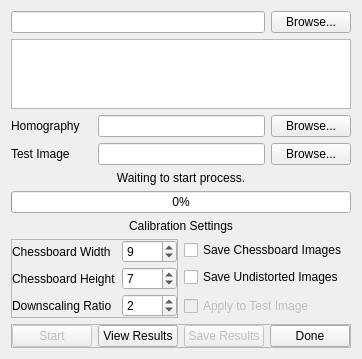
Before: the Qt Designer form gui/dialogCameraCalibration.ui in Spinarakk/defectmonitor, drawn with Qt 5.
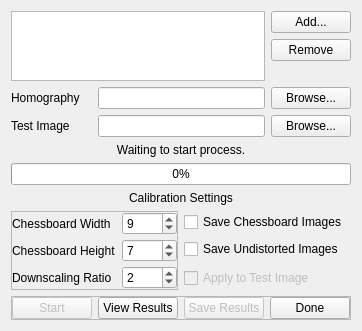
After: the same form once the commit is applied.

Commit message: - Moved a few of the functions around, most prominantly the multithreading functions - Created a camera stress test dialog window to repeatedly capture and save images with the camera - Added additional notification option to send error notification to developer if camera or switch has been disconnected during build - Added setting the notification sending email address and password to the Preferences dialog window - Turned some of the dialog windows into modal windows mostly to prevent the user from messing up save files - Fixed an issue with opening builds in regards to the json files

```diff
--- a/gui/dialogCameraCalibration.ui
+++ b/gui/dialogCameraCalibration.ui
@@ -7,14 +7,14 @@
     <x>0</x>
     <y>0</y>
     <width>338</width>
-    <height>350</height>
+    <height>321</height>
    </rect>
   </property>
   <property name="windowTitle">
    <string>Camera Calibration</string>
   </property>
   <layout class="QGridLayout" name="gridLayout">
-   <item row="11" column="0" colspan="4">
+   <item row="12" column="0" colspan="4">
     <widget class="QFrame" name="frameButtons">
      <property name="sizePolicy">
       <sizepolicy hsizetype="Preferred" vsizetype="Fixed">
@@ -78,154 +78,7 @@
      </layout>
     </widget>
    </item>
-   <item row="2" column="3">
-    <widget class="QPushButton" name="pushBrowseHI">
-     <property name="sizePolicy">
-      <sizepolicy hsizetype="Fixed" vsizetype="Fixed">
-       <horstretch>0</horstretch>
-       <verstretch>0</verstretch>
-      </sizepolicy>
-     </property>
-     <property name="text">
-      <string>Browse...</string>
-     </property>
-    </widget>
-   </item>
-   <item row="1" column="0" colspan="4">
-    <widget class="QListWidget" name="listImages">
-     <property name="toolTip">
-      <string>List of calibration images found in the above folder.</string>
-     </property>
-    </widget>
-   </item>
-   <item row="3" column="1" colspan="2">
-    <widget class="QLineEdit" name="lineTestImage">
-     <property name="focusPolicy">
-      <enum>Qt::ClickFocus</enum>
-     </property>
-     <property name="toolTip">
-      <string>Image used to test the calculated calibration results.</string>
-     </property>
-     <property name="readOnly">
-      <bool>true</bool>
-     </property>
-    </widget>
-   </item>
-   <item row="6" column="0" colspan="4">
-    <widget class="QLabel" name="labelCalibrationSettings">
-     <property name="font">
-      <font>
-       <weight>50</weight>
-       <bold>false</bold>
-      </font>
-     </property>
-     <property name="text">
-      <string>Calibration Settings</string>
-     </property>
-     <property name="alignment">
-      <set>Qt::AlignCenter</set>
-     </property>
-    </widget>
-   </item>
-   <item row="2" column="1" colspan="2">
-    <widget class="QLineEdit" name="lineHomographyImage">
-     <property name="focusPolicy">
-      <enum>Qt::ClickFocus</enum>
-     </property>
-     <property name="toolTip">
-      <string>Image used to calculate the homography matrix.</string>
-     </property>
-     <property name="readOnly">
-      <bool>true</bool>
-     </property>
-    </widget>
-   </item>
-   <item row="2" column="0">
-    <widget class="QLabel" name="labelHomographyImage">
-     <property name="font">
-      <font>
-       <weight>50</weight>
-       <bold>false</bold>
-      </font>
-     </property>
-     <property name="toolTip">
-      <string>Image used to calculate the homography matrix.</string>
-     </property>
-     <property name="text">
-      <string>Homography</string>
-     </property>
-    </widget>
-   </item>
-   <item row="5" column="0" colspan="4">
-    <widget class="QProgressBar" name="progressBar">
-     <property name="value">
-      <number>0</number>
-     </property>
-     <property name="alignment">
-      <set>Qt::AlignCenter</set>
-     </property>
-     <property name="textVisible">
-      <bool>true</bool>
-     </property>
-     <property name="invertedAppearance">
-      <bool>false</bool>
-     </property>
-    </widget>
-   </item>
-   <item row="3" column="0">
-    <widget class="QLabel" name="labelTestImage">
-     <property name="font">
-      <font>
-       <weight>50</weight>
-       <bold>false</bold>
-      </font>
-     </property>
-     <property name="toolTip">
-      <string>Image used to test the calculated calibration results.</string>
-     </property>
-     <property name="text">
-      <string>Test Image</string>
-     </property>
-    </widget>
-   </item>
-   <item row="0" column="3">
-    <widget class="QPushButton" name="pushBrowseF">
-     <property name="text">
-      <string>Browse...</string>
-     </property>
-    </widget>
-   </item>
-   <item row="3" column="3">
-    <widget class="QPushButton" name="pushBrowseTI">
-     <property name="text">
-      <string>Browse...</string>
-     </property>
-    </widget>
-   </item>
-   <item row="4" column="0" colspan="4">
-    <widget class="QLabel" name="labelStatus">
-     <property name="text">
-      <string>Waiting to start process.</string>
-     </property>
-     <property name="alignment">
-      <set>Qt::AlignCenter</set>
-     </property>
-    </widget>
-   </item>
-   <item row="0" column="0" colspan="3">
-    <widget class="QLineEdit" name="lineCalibrationFolder">
-     <property name="focusPolicy">
-      <enum>Qt::ClickFocus</enum>
-     </property>
-     <property name="toolTip">
-      <string>Folder containing calibration images.</string>
-     </property>
-     <property name="readOnly">
-      <bool>true</bool>
-     </property>
-    </widget>
-   </item>
-   <item row="8" column="0" rowspan="3" colspan="2">
+   <item row="9" column="0" rowspan="3" colspan="2">
     <widget class="QFrame" name="frameCalibrationSettings">
      <property name="frameShape">
       <enum>QFrame::StyledPanel</enum>
@@ -348,7 +201,153 @@
      </layout>
     </widget>
    </item>
+   <item row="3" column="3">
+    <widget class="QPushButton" name="pushBrowseHI">
+     <property name="text">
+      <string>Browse...</string>
+     </property>
+    </widget>
+   </item>
+   <item row="7" column="0" colspan="4">
+    <widget class="QLabel" name="labelCalibrationSettings">
+     <property name="font">
+      <font>
+       <weight>50</weight>
+       <bold>false</bold>
+      </font>
+     </property>
+     <property name="text">
+      <string>Calibration Settings</string>
+     </property>
+     <property name="alignment">
+      <set>Qt::AlignCenter</set>
+     </property>
+    </widget>
+   </item>
+   <item row="9" column="2" colspan="2">
+    <widget class="QCheckBox" name="checkSaveC">
+     <property name="font">
+      <font>
+       <weight>50</weight>
+       <bold>false</bold>
+      </font>
+     </property>
+     <property name="toolTip">
+      <string>Check to save drawn chessboard corner calibration images to the corners folder.</string>
+     </property>
+     <property name="text">
+      <string>Save Chessboard Images</string>
+     </property>
+    </widget>
+   </item>
+   <item row="3" column="1" colspan="2">
+    <widget class="QLineEdit" name="lineHomographyImage">
+     <property name="focusPolicy">
+      <enum>Qt::ClickFocus</enum>
+     </property>
+     <property name="toolTip">
+      <string>Image used to calculate the homography matrix.</string>
+     </property>
+     <property name="readOnly">
+      <bool>true</bool>
+     </property>
+    </widget>
+   </item>
+   <item row="6" column="0" colspan="4">
+    <widget class="QProgressBar" name="progressBar">
+     <property name="value">
+      <number>0</number>
+     </property>
+     <property name="alignment">
+      <set>Qt::AlignCenter</set>
+     </property>
+     <property name="textVisible">
+      <bool>true</bool>
+     </property>
+     <property name="invertedAppearance">
+      <bool>false</bool>
+     </property>
+    </widget>
+   </item>
+   <item row="4" column="0">
+    <widget class="QLabel" name="labelTestImage">
+     <property name="font">
+      <font>
+       <weight>50</weight>
+       <bold>false</bold>
+      </font>
+     </property>
+     <property name="toolTip">
+      <string>Image used to test the calculated calibration results.</string>
+     </property>
+     <property name="text">
+      <string>Test Image</string>
+     </property>
+    </widget>
+   </item>
+   <item row="4" column="1" colspan="2">
+    <widget class="QLineEdit" name="lineTestImage">
+     <property name="focusPolicy">
+      <enum>Qt::ClickFocus</enum>
+     </property>
+     <property name="toolTip">
+      <string>Image used to test the calculated calibration results.</string>
+     </property>
+     <property name="readOnly">
+      <bool>true</bool>
+     </property>
+    </widget>
+   </item>
+   <item row="4" column="3">
+    <widget class="QPushButton" name="pushBrowseTI">
+     <property name="text">
+      <string>Browse...</string>
+     </property>
+    </widget>
+   </item>
+   <item row="3" column="0">
+    <widget class="QLabel" name="labelHomographyImage">
+     <property name="font">
+      <font>
+       <weight>50</weight>
+       <bold>false</bold>
+      </font>
+     </property>
+     <property name="toolTip">
+      <string>Image used to calculate the homography matrix.</string>
+     </property>
+     <property name="text">
+      <string>Homography</string>
+     </property>
+    </widget>
+   </item>
+   <item row="5" column="0" colspan="4">
+    <widget class="QLabel" name="labelStatus">
+     <property name="text">
+      <string>Waiting to start process.</string>
+     </property>
+     <property name="alignment">
+      <set>Qt::AlignCenter</set>
+     </property>
+    </widget>
+   </item>
    <item row="10" column="2" colspan="2">
+    <widget class="QCheckBox" name="checkSaveU">
+     <property name="font">
+      <font>
+       <weight>50</weight>
+       <bold>false</bold>
+      </font>
+     </property>
+     <property name="toolTip">
+      <string>Check to save undistorted calibration images to the undistorted folder.</string>
+     </property>
+     <property name="text">
+      <string>Save Undistorted Images</string>
+     </property>
+    </widget>
+   </item>
+   <item row="11" column="2" colspan="2">
     <widget class="QCheckBox" name="checkApply">
      <property name="enabled">
       <bool>false</bool>
@@ -367,35 +366,37 @@
      </property>
     </widget>
    </item>
-   <item row="9" column="2" colspan="2">
-    <widget class="QCheckBox" name="checkSaveU">
-     <property name="font">
-      <font>
-       <weight>50</weight>
-       <bold>false</bold>
-      </font>
-     </property>
+   <item row="0" column="0" rowspan="3" colspan="3">
+    <widget class="QListWidget" name="listImages">
      <property name="toolTip">
       <string>Check to save undistorted calibration images to the undistorted folder.</string>
      </property>
+    </widget>
+   </item>
+   <item row="1" column="3">
+    <widget class="QPushButton" name="pushRemove">
      <property name="text">
-      <string>Save Undistorted Images</string>
+      <string>Remove</string>
      </property>
     </widget>
    </item>
-   <item row="8" column="2" colspan="2">
-    <widget class="QCheckBox" name="checkSaveC">
-     <property name="font">
-      <font>
-       <weight>50</weight>
-       <bold>false</bold>
-      </font>
+   <item row="2" column="3">
+    <spacer name="verticalSpacer">
+     <property name="orientation">
+      <enum>Qt::Vertical</enum>
      </property>
-     <property name="toolTip">
-      <string>Check to save drawn chessboard corner calibration images to the corners folder.</string>
+     <property name="sizeHint" stdset="0">
+      <size>
+       <width>20</width>
+       <height>40</height>
+      </size>
      </property>
+    </spacer>
+   </item>
+   <item row="0" column="3">
+    <widget class="QPushButton" name="pushAdd">
      <property name="text">
-      <string>Save Chessboard Images</string>
+      <string>Add...</string>
      </property>
     </widget>
    </item>
```
Left out of the diff: 3 changed lines with no effect on the pictures. The commit also changes 22 other files.
